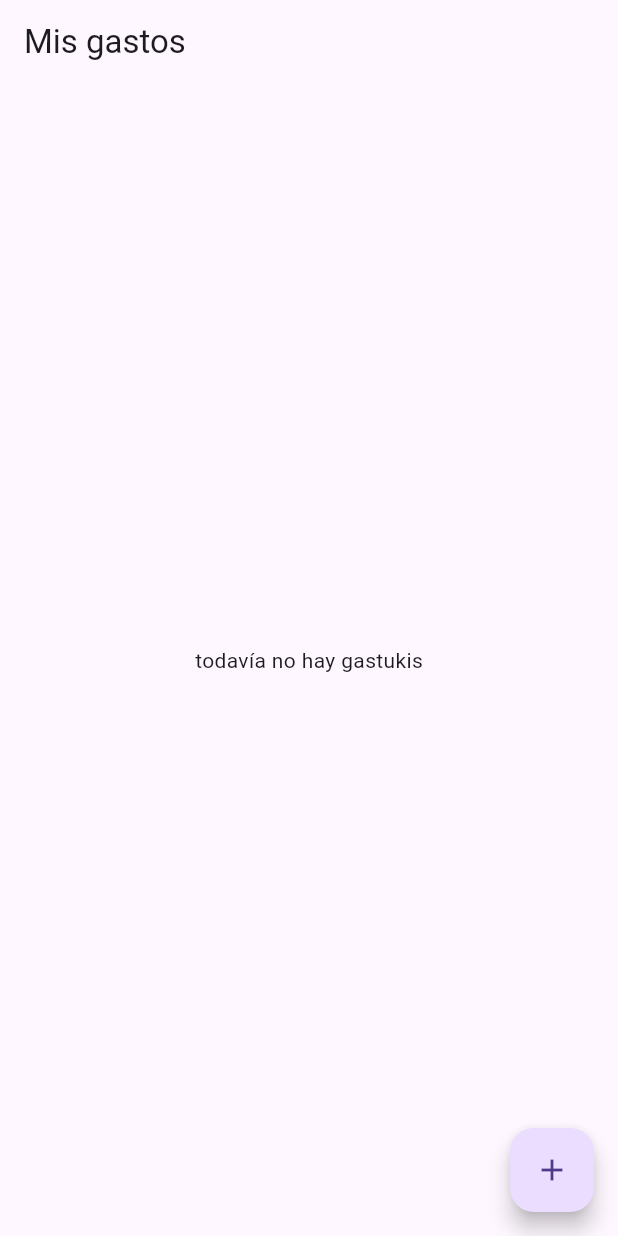
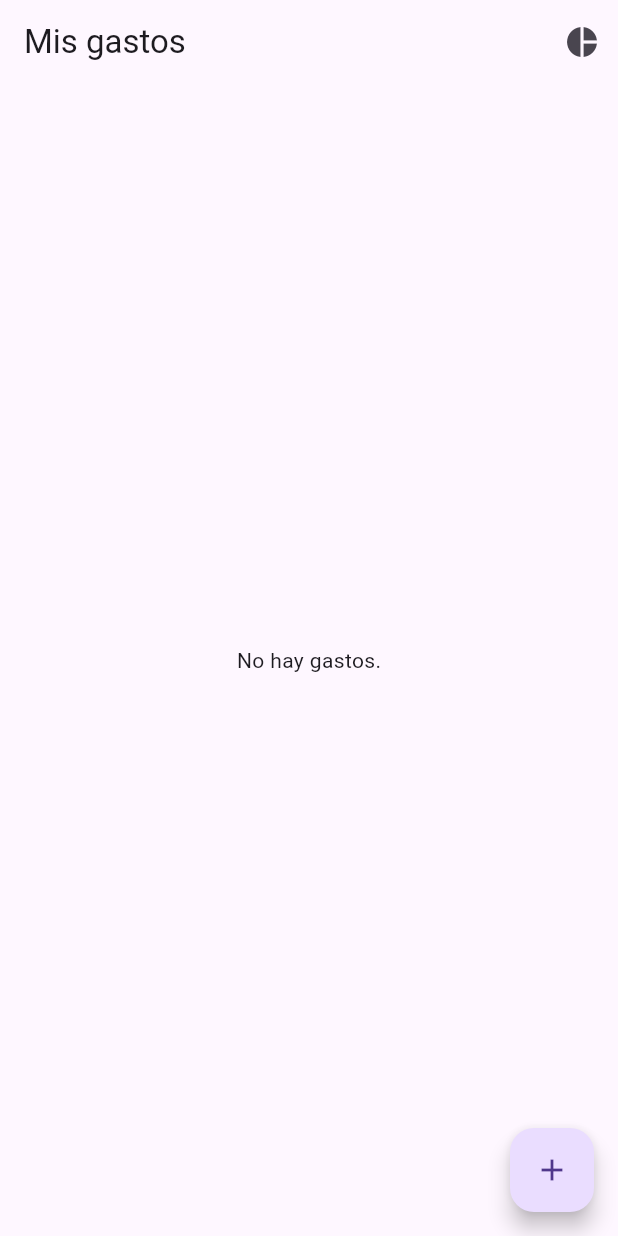
Before and after one commit to May-ecr/superSuperGeniales, a Flutter app: the screen it shows after launch, on a phone screen of 412 x 824 dp. Run offline on Flutter 3.47's test engine with Material 3 defaults, Android fonts, the phone set to English and light mode, and no system bars; our stand-ins replace fl_chart.

Commit message:
Implementación de gráfica

```diff
--- /dev/null
+++ b/proyectofinal/lib/models/modelo_gastos.dart
@@ -0,0 +1,18 @@
+class Gasto {//datos que debe llevar un gasto
+  final String titulo;
+  final double cantidad;
+  final String categoria;
+  final DateTime fecha;
+
+  Gasto({//indicamos que todos los campos deben estar llenos
+    required this.titulo,
+    required this.cantidad,
+    required this.categoria,
+    required this.fecha,
+  });
+
+  //formato para mostrar los datos
+  String toDisplayString() {
+    return "$titulo - \$${cantidad.toStringAsFixed(2)} - ${fecha.day}/${fecha.month}/${fecha.year}";
+  }
+}
--- a/proyectofinal/lib/pantalla_principal.dart
+++ b/proyectofinal/lib/pantalla_principal.dart
@@ -1,5 +1,7 @@
 import 'package:flutter/material.dart';
+import 'package:proyectofinal/models/modelo_gastos.dart';
 import 'cuestionario.dart';
+import 'package:proyectofinal/pantalla_grafica.dart';
 
 class pantallaPrincipal extends StatefulWidget{
   const pantallaPrincipal({super.key});
@@ -20,7 +22,7 @@ class pantallaPrincipal extends StatefulWidget{
 
 class _pantallaPrincipalState extends State<pantallaPrincipal>{
   //esta clase guarda todo lo que puede cambiar en nuestra bella pantalla
-  final List<String> _gastos = [];//para guardar los gastos, el _ significa que es privada la variable
+  final List<Gasto> _gastos = [];//para guardar los gastos, el _ significa que es privada la variable
 
 
   @override
@@ -35,6 +37,12 @@ class _pantallaPrincipalState extends State<pantallaPrincipal>{
     appBar: AppBar(//appBar es como un espacio para una barra en la parte
     //de arriba de la pantalla
       title: const Text("Mis gastos"),
+      actions: [//botoncito para ver la grafica
+        IconButton(
+          icon: const Icon(Icons.pie_chart),
+          onPressed: _mostrarGrafica,
+        ),
+      ],
     ),
     body: _gastos.isEmpty ? const Center(//este es como el contenido principal de nuestra pantalla
       //y con center, centrará todo lo que esté adentro
@@ -43,13 +51,16 @@ class _pantallaPrincipalState extends State<pantallaPrincipal>{
       // que es el papá, entonces child es una caja bebé dentro de la caja pantallaPrincipal
       // y cuando es child es pq en esta cajita solo habr´ra un elemento y
       // cuando es children es que en esa caja puede haber más elementos que solo 1
-      child: Text("todavía no hay gastukis"),
+      child: Text("No hay gastos."),
     )
     : ListView.builder(//crea una lista automatica
       itemCount: _gastos.length,//cuenta los elemetos
       itemBuilder: (context,index){//se ejecuta una vez por elemento
+        final gasto = _gastos[index];
         return ListTile(//pone la lista linda
-          title: Text(_gastos[index]),
+          title: Text(gasto.titulo),
+          subtitle: Text("${gasto.categoria}, ${gasto.fecha.day}/${gasto.fecha.month}"),
+          trailing: Text("\$${gasto.cantidad.toStringAsFixed(2)}"),
         );
       },
       ),
@@ -64,13 +75,10 @@ class _pantallaPrincipalState extends State<pantallaPrincipal>{
         //     ),
         // );async es que espera un valor
         final nuevoGasto = await Navigator.of(context).push(
-          MaterialPageRoute(builder: (context) => const Cuestionario(),),
+          MaterialPageRoute(builder: (context) => const Cuestionario()),
         );
 
-        print("VALORR QUE SE REGRESA: $nuevoGasto");
-
-
-        if (nuevoGasto != null){
+        if (nuevoGasto != null && nuevoGasto is Gasto){
           _agregarGasto(nuevoGasto);
         }
       },
@@ -80,11 +88,20 @@ class _pantallaPrincipalState extends State<pantallaPrincipal>{
     );
   }
 
-  void _agregarGasto(String nuevoGasto) {//para que la pantalla se reconstruya
+  void _agregarGasto(Gasto nuevoGasto) {//para que la pantalla se reconstruya
   //cada vex que agreguemos algo nuevo
     setState((){
       _gastos.add(nuevoGasto);//agrega los gastos
     });
   }
 
+  void _mostrarGrafica(){
+    Navigator.of(context).push(
+      MaterialPageRoute(
+        builder: (context) => PantallaGrafica(gastos: _gastos),
+        ),
+
+    );
+  }
+
 }
--- a/proyectofinal/pubspec.yaml
+++ b/proyectofinal/pubspec.yaml
@@ -30,6 +30,7 @@ environment:
 dependencies:
   flutter:
     sdk: flutter
+  fl_chart: ^0.68.0
 
   # The following adds the Cupertino Icons font to your application.
   # Use with the CupertinoIcons class for iOS style icons.
```
Also changed, not shown: proyectofinal/lib/cuestionario.dart (+13 -8 lines), proyectofinal/lib/pantalla_grafica.dart (added, +156 -0 lines), proyectofinal/pubspec.lock.
